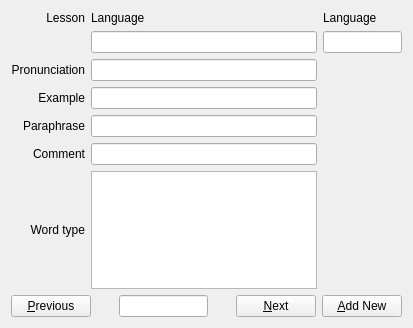
Above: src/editor/simpleeditor.ui from KDE/parley before the change. Below: the same form after it.
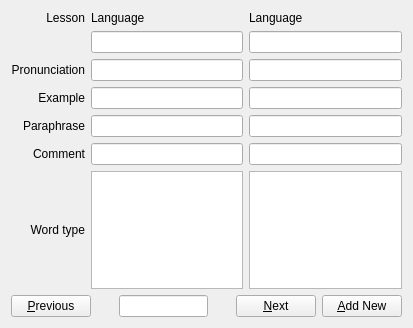
That is the form after the change. Custom widgets are drawn as their Qt base class.

Commit message: Tab order, add more widgets.

Diff of the .ui file:
```diff
--- a/src/editor/simpleeditor.ui
+++ b/src/editor/simpleeditor.ui
@@ -136,6 +136,21 @@
      <item row="7" column="1">
       <widget class="Editor::WordTypeView" name="wordTypeView"/>
      </item>
+     <item row="3" column="2">
+      <widget class="KLineEdit" name="pronunciationEntry_2"/>
+     </item>
+     <item row="4" column="2">
+      <widget class="KLineEdit" name="exampleEntry_2"/>
+     </item>
+     <item row="5" column="2">
+      <widget class="KLineEdit" name="paraphraseEntry_2"/>
+     </item>
+     <item row="6" column="2">
+      <widget class="KLineEdit" name="commentEntry_2"/>
+     </item>
+     <item row="7" column="2">
+      <widget class="Editor::WordTypeView" name="wordTypeView_2"/>
+     </item>
     </layout>
    </item>
    <item>
```
Left out of the diff: 14 changed lines with no effect on the pictures.
